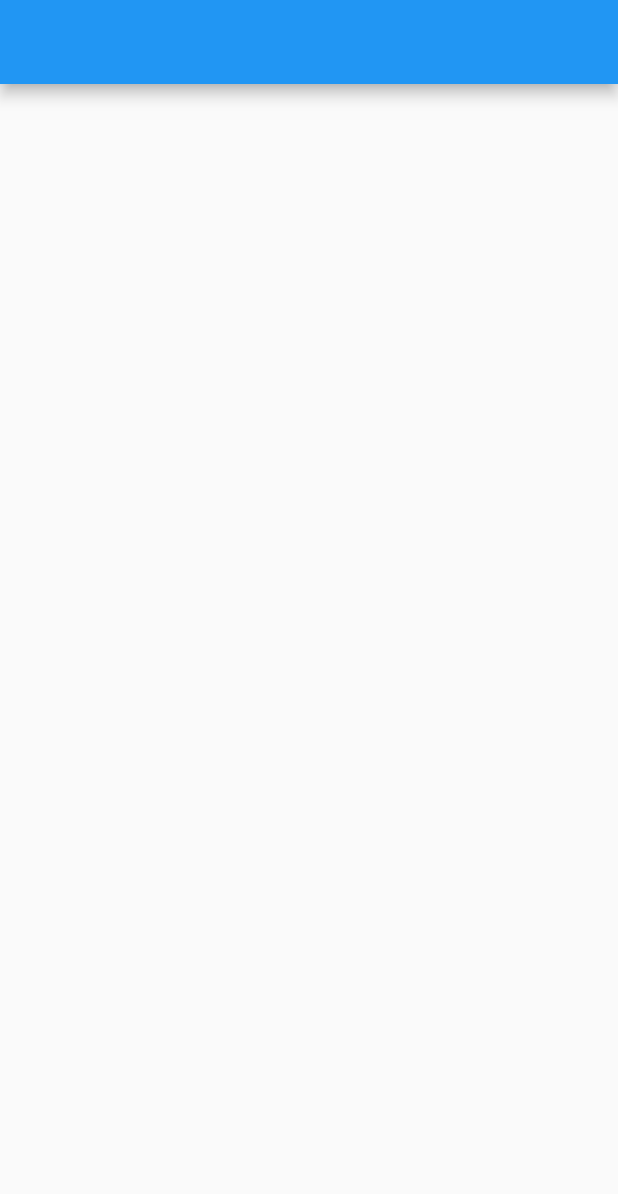
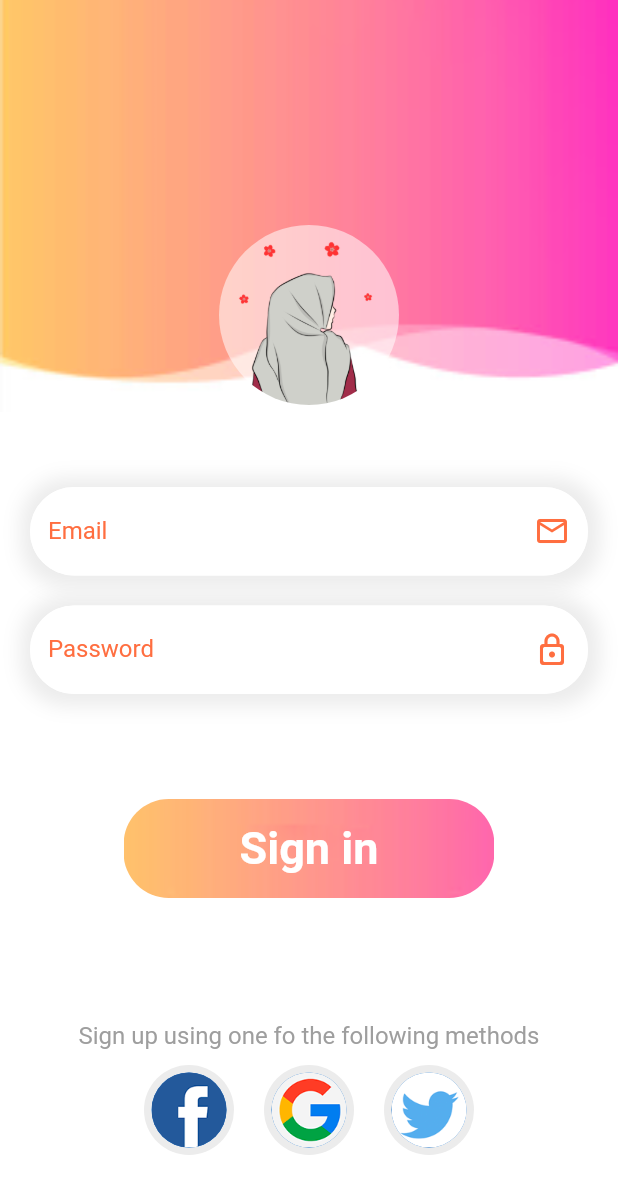
Before and after one commit to Hussein2077/Login-and-sign-up-auth, a Flutter app: the screen it shows after launch, on a phone screen of 412 x 824 dp. Shown: the top 1194 px of the screen. Run offline on Flutter 3.47's test engine with Material 2 defaults, Android fonts, the phone set to English and light mode, and no system bars; our stand-ins replace get.

Commit message:
finish ui

```diff
--- /dev/null
+++ b/lib/custom_botton.dart
@@ -0,0 +1,31 @@
+import 'package:flutter/material.dart';
+class CustomBotton extends StatelessWidget {
+  const CustomBotton({Key? key}) : super(key: key);
+
+  @override
+  Widget build(BuildContext context) {
+    double w = MediaQuery.of(context).size.width;
+    double h = MediaQuery.of(context).size.height;
+    return Container
+      (
+      width: w * .6,
+      height: h * .08,
+      decoration: BoxDecoration(
+        borderRadius: BorderRadius.circular(30),
+        image: const DecorationImage(
+          image: AssetImage("assets/loginbtn.png"),
+          fit: BoxFit.cover,
+        ),
+      ),
+      child: const Center(
+        child: Text(
+          'Sign in',
+          style: TextStyle(
+              fontWeight: FontWeight.bold,
+              fontSize: 30,
+              color: Colors.white),
+        ),
+      ),
+    );
+  }
+}
--- /dev/null
+++ b/lib/custom_text_feild.dart
@@ -0,0 +1,60 @@
+import 'package:flutter/material.dart';
+
+class CustomTextFeild extends StatelessWidget {
+  const CustomTextFeild(
+      {Key? key,
+      required this.suffixIcon,
+      required this.hint,
+   required   this.obscureText,
+      required this.label})
+      : super(key: key);
+  final IconData suffixIcon;
+  final String hint;
+  final bool obscureText;
+  final String label;
+
+  @override
+  Widget build(BuildContext context) {
+    return Container(
+      decoration: BoxDecoration(
+          color: Colors.white,
+          borderRadius: BorderRadius.circular(30),
+          boxShadow: [
+            BoxShadow(
+              blurRadius: 10,
+              spreadRadius: 7,
+              color: Colors.grey.withOpacity(.2),
+              offset: const Offset(1, 1),
+            )
+          ]),
+      child: TextField(
+        obscureText: obscureText,
+        decoration: InputDecoration(
+            suffixIcon: Icon(
+              suffixIcon,
+              color: Colors.deepOrangeAccent,
+            ),
+            label: Text(label,
+            style: const TextStyle(
+              color: Colors.deepOrangeAccent
+            ),
+            ),
+            hintText: hint,
+            enabledBorder: OutlineInputBorder(
+              borderSide: const BorderSide(
+                color: Colors.white,
+                width: 1.0,
+              ),
+              borderRadius: BorderRadius.circular(30),
+            ),
+            focusedBorder: OutlineInputBorder(
+              borderSide: const BorderSide(
+                color: Colors.white,
+                width: 1.0,
+              ),
+              borderRadius: BorderRadius.circular(30),
+            )),
+      ),
+    );
+  }
+}
--- a/lib/main.dart
+++ b/lib/main.dart
@@ -2,6 +2,7 @@ import 'package:flutter/material.dart';
 import 'package:get/get.dart';
 import 'package:getx/routes.dart';
 import 'package:getx/login_page.dart';
+import 'package:getx/signup_page.dart';
 
 void main() {
   runApp(const MyApp());
@@ -18,8 +19,8 @@ class MyApp extends StatelessWidget {
 
         primarySwatch: Colors.blue,
       ),
-      home: const LoginPage(),
-      routes: routes,
+      home: const SignUpPage(),
+
     );
   }
 }
--- /dev/null
+++ b/lib/signup_page.dart
@@ -0,0 +1,104 @@
+import 'package:flutter/material.dart';
+import 'package:getx/custom_botton.dart';
+import 'package:getx/custom_text_feild.dart';
+
+class SignUpPage extends StatelessWidget {
+  const SignUpPage({Key? key}) : super(key: key);
+
+  @override
+  Widget build(BuildContext context) {
+    List<String> images = [
+      'f.png',
+      'g.png',
+      't.png',
+    ];
+    double w = MediaQuery.of(context).size.width;
+    double h = MediaQuery.of(context).size.height;
+
+    return Scaffold(
+      backgroundColor: Colors.white,
+      body: SingleChildScrollView(
+        child: Column(
+          children: [
+            Container(
+              width: w,
+              height: h / 3,
+              decoration: const BoxDecoration(
+                image: DecorationImage(
+                  image: AssetImage("assets/signup.png"),
+                  fit: BoxFit.cover,
+                ),
+              ),
+              child: Column(
+                children: const [
+                  SizedBox(
+                    height: 150,
+                  ),
+                  CircleAvatar(
+                      backgroundColor: Colors.white54,
+                      radius: 60,
+                      backgroundImage: AssetImage(
+                        'assets/profile1.png',
+                      )),
+                ],
+              ),
+            ),
+            Padding(
+              padding: const EdgeInsets.symmetric(horizontal: 20),
+              child: Column(
+                children: [
+                  const SizedBox(
+                    height: 50,
+                  ),
+                  const CustomTextFeild(
+                    obscureText: false,
+                    label: 'Email',
+                    hint: 'Enter your Email',
+                    suffixIcon: (Icons.email_outlined),
+                  ),
+                  const SizedBox(
+                    height: 20,
+                  ),
+                  const CustomTextFeild(
+                    obscureText: true,
+                    label: 'Password',
+                    hint: 'Enter your Password',
+                    suffixIcon: Icons.lock_outline_rounded,
+                  ),
+                  const SizedBox(
+                    height: 70,
+                  ),
+                  const CustomBotton(),
+                  SizedBox(
+                    height: h * .1,
+                  ),
+                  Text('Sign up using one fo the following methods',
+                      style: TextStyle(
+                        color: Colors.grey[500],
+                        fontSize: 16,
+                      )),
+                  Wrap(
+                      children: List.generate(3, (index) {
+                    return Padding(
+                      padding: const EdgeInsets.all(10.0),
+                      child: CircleAvatar(
+                        radius: 30,
+                        backgroundColor: Colors.grey.withOpacity(.2),
+                        child: CircleAvatar(
+                          radius: 25,
+                          backgroundImage: AssetImage(
+                            'assets/${images[index]}',
+                          ),
+                        ),
+                      ),
+                    );
+                  }))
+                ],
+              ),
+            ),
+          ],
+        ),
+      ),
+    );
+  }
+}
--- a/pubspec.yaml
+++ b/pubspec.yaml
@@ -60,8 +60,8 @@ flutter:
   uses-material-design: true
 
   # To add assets to your application, add an assets section, like this:
-  # assets:
-  #   - images/a_dot_burr.jpeg
+  assets:
+    - assets/
   #   - images/a_dot_ham.jpeg
 
   # An image asset can refer to one or more resolution-specific "variants", see
```
Also changed, not shown: lib/login_page.dart (+100 -3 lines).
